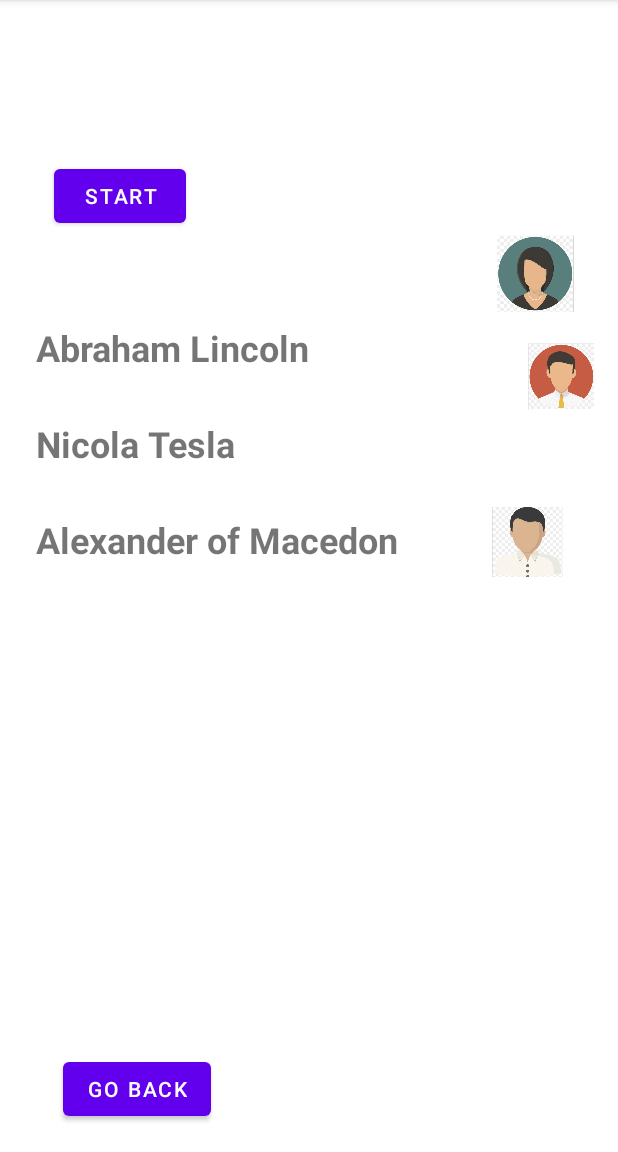
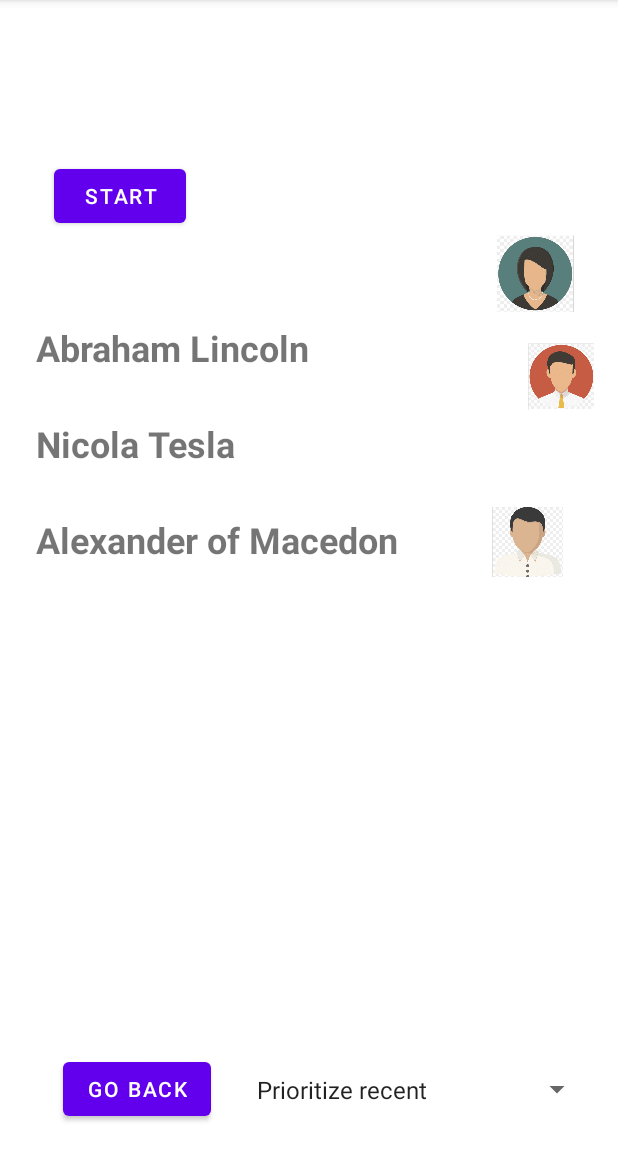
Before and after one commit to CSE-110-Winter-2022/birds-of-a-feather-team-12, an Android app: the ClassmateActivity screen opened directly, with no data from a screen before it, on a phone screen of 412 x 824 dp, the part 84-1236 px from its top. Run offline under Robolectric (Android 15) with nearby library versions, the phone set to English and light mode, and no system bars; our stand-ins replace Room's generated code; libraries missing offline, so code that uses them is left out: com.google.android.gms; 3 statements that could not run were skipped.

Commit message:
Implemented last sorting method and spinner that picks how to sort

```diff
--- a/app/src/main/java/com/example/team12bof/ClassmateActivity.java
+++ b/app/src/main/java/com/example/team12bof/ClassmateActivity.java
@@ -24,14 +24,17 @@ import java.util.ArrayList;
 import java.util.HashSet;
 import java.util.List;
 
+import android.widget.AdapterView;
+import android.widget.ArrayAdapter;
 import android.widget.Button;
+import android.widget.Spinner;
 import android.widget.TextView;
 
 
 import com.google.android.gms.nearby.Nearby;
 
 
-public class ClassmateActivity extends AppCompatActivity {
+public class ClassmateActivity extends AppCompatActivity implements AdapterView.OnItemSelectedListener {
 
     private AppDatabase db;
 
@@ -44,6 +47,9 @@ public class ClassmateActivity extends AppCompatActivity {
     private FakedMessageListener realListener;
     private static final String TAG = "team12bof";
     private HashSet<String> alreadySeen;
+    private Spinner filter;
+    private ArrayAdapter<CharSequence> adapter_filter;
+
 
 
 
@@ -55,6 +61,11 @@ public class ClassmateActivity extends AppCompatActivity {
 
         Intent intent = getIntent();
         ArrayList<String> nearbyMessages = intent.getStringArrayListExtra("messages");
+        filter = findViewById(R.id.filterSpin);
+        adapter_filter = ArrayAdapter.createFromResource(this, R.array.filters, android.R.layout.simple_spinner_item);
+        adapter_filter.setDropDownViewResource(android.R.layout.simple_spinner_dropdown_item);
+        filter.setAdapter(adapter_filter);
+        filter.setOnItemSelectedListener(this);
 
         SharedPreferences preferences = getSharedPreferences("BOF", MODE_PRIVATE);
         boolean startmode = preferences.getBoolean("startmode", false);
@@ -70,6 +81,7 @@ public class ClassmateActivity extends AppCompatActivity {
 
         classmateLayoutManager = new LinearLayoutManager(this);
         classmateRecyclerView.setLayoutManager(classmateLayoutManager);
+
 
 
 
@@ -137,6 +149,37 @@ public class ClassmateActivity extends AppCompatActivity {
         super.onStop();
         Log.d("oStop", "Stop");
         Nearby.getMessagesClient(this).unsubscribe(myMessageListener);
+    }
+
+    @Override
+    public void onItemSelected(AdapterView<?> adapterView, View view, int i, long l) {
+        Sorter sorter;
+        String selectedItem =  adapterView.getItemAtPosition(i).toString();
+        if(selectedItem.equals( "Prioritize recent")){
+            sorter = new SortRecent();
+            List<Student> classmates = sorter.sort(db,AddClassActivity.user_courses,"Winter","2022");
+            classmateViewAdapter = new ClassmateViewAdapter(classmates);
+            classmateRecyclerView.setAdapter(classmateViewAdapter);
+
+        }
+        if(selectedItem.equals( "Prioritize small classes")){
+            sorter = new SortSmall();
+            List<Student> classmates = sorter.sort(db,AddClassActivity.user_courses,"Winter","2022");
+            classmateViewAdapter = new ClassmateViewAdapter(classmates);
+            classmateRecyclerView.setAdapter(classmateViewAdapter);
+        }
+        if(selectedItem.equals( "This quarter only")){
+            sorter = new SortQuarterOnly();
+            List<Student> classmates = sorter.sort(db,AddClassActivity.user_courses,"Winter","2022");
+            classmateViewAdapter = new ClassmateViewAdapter(classmates);
+            classmateRecyclerView.setAdapter(classmateViewAdapter);
+
+        }
+    }
+
+    @Override
+    public void onNothingSelected(AdapterView<?> adapterView) {
+
     }
 
     public class MockedMessageListener extends MessageListener {
--- /dev/null
+++ b/app/src/main/java/com/example/team12bof/SortRecent.java
@@ -0,0 +1,112 @@
+package com.example.team12bof;
+
+import com.example.team12bof.db.AppDatabase;
+import com.example.team12bof.db.Course;
+import com.example.team12bof.db.Student;
+
+import java.util.ArrayList;
+import java.util.Collections;
+import java.util.Comparator;
+import java.util.LinkedList;
+import java.util.List;
+
+public class SortRecent implements Sorter {
+    @Override
+    public List<Student> sort(AppDatabase db, List<Course> userCourses, String qtr, String year) {
+        List<Course> currStudentCourses;
+        List<double[]> pairs = new ArrayList<>();
+        double score =0;
+        List<Student> prioSmall = new ArrayList<>();
+        List<Student> students = db.studentDao().getAll();
+
+        for(int i = 0; i< students.size(); i++){
+            score =0;
+            Student currStudent = students.get(i);
+            currStudentCourses = db.coursesDao().getForStudent(currStudent.getStudentId());
+            for(int j = 0; j< currStudentCourses.size();j++){
+                for(int k =0; k< userCourses.size();k++){
+                    if(currStudentCourses.get(j).getText().equals(userCourses.get(k).getText())){
+                        score += findScore(currStudentCourses.get(j).getQuarter(),currStudentCourses.get(j).getYear(),qtr,year);
+                    }
+                }
+            }
+
+            pairs.add(new double[]{score, (double) currStudent.getStudentId()});
+
+
+        }
+        pairs = sortPairs(pairs);
+        for(int i=0; i<pairs.size();i++){
+            prioSmall.add(db.studentDao().get((int)pairs.get(i)[1]));
+        }
+
+
+
+
+        return prioSmall;
+    }
+    public double findScore(String studentQtr, String studentYear,String currQtr, String currYear){
+        int numStudentYear=Integer.parseInt(studentYear);
+        int numCurrYear=Integer.parseInt(currYear);
+        int index = 0;
+        if(studentQtr == "Summer Session I" || studentQtr == "Summer Session II" ||studentQtr == "Special Summer Session" ){
+            studentQtr="Summer";
+        }
+        if(currQtr == "Summer Session I" || currQtr == "Summer Session II" ||currQtr == "Special Summer Session" ){
+            currQtr="Summer";
+            index = 1;
+        }
+        if(currQtr == "Fall" ){
+            index = 0;
+        }
+        if(currQtr == "Spring" ){
+            index = 2;
+        }
+        if(currQtr == "Winter" ){
+            index = 3;
+        }
+
+
+        if(numStudentYear == numCurrYear && studentQtr.equals(currQtr)) {
+            return 5;
+        }
+        if(numStudentYear <= numCurrYear-2) {
+            return 1;
+        }
+
+        List<String> l = new ArrayList<String>();
+        l.add("Fall");
+        l.add("Summer");
+        l.add("Spring");
+        l.add("Winter");
+        int currIdx = 0;
+        int score = 5;
+        String prevQtr = "";
+        for (int i=index;i<l.size()+index+2;i++) {
+            currIdx = l.size()%i;
+            if(i > index + 2){
+                score -= 1;
+            }
+            if(prevQtr=="Winter"){
+                numCurrYear -= 1;
+            }
+            if(studentQtr.equals(l.get(currIdx))&&numCurrYear == numStudentYear){
+                return score;
+            }
+            prevQtr = l.get(currIdx);
+
+
+        }
+        return score;
+
+
+
+    }
+
+    public List<double[]> sortPairs(List<double[]> scores) {
+        Comparator<double[]> sortByScore= (d1, d2) -> Double.compare(d2[0],d1[0]);
+        Collections.sort(scores,sortByScore);
+        return scores;
+    }
+
+}
--- a/app/src/main/java/com/example/team12bof/SortSmall.java
+++ b/app/src/main/java/com/example/team12bof/SortSmall.java
@@ -70,7 +70,7 @@ public class SortSmall implements Sorter{
     }
 
     public List<double[]> sortPairs(List<double[]> scores) {
-        Comparator<double[]> sortByScore= (d1,d2) -> Double.compare(d2[0],d1[0]);
+        Comparator<double[]> sortByScore= (d1,d2) -> Double.compare(d1[0],d2[0]);
         Collections.sort(scores,sortByScore);
         return scores;
     }
--- a/app/src/main/java/com/example/team12bof/db/AppDatabase.java
+++ b/app/src/main/java/com/example/team12bof/db/AppDatabase.java
@@ -23,7 +23,7 @@ public abstract class AppDatabase extends RoomDatabase {
      */
     public static AppDatabase singleton(Context context) {
         if (singletonInstance ==null) {
-            singletonInstance = Room.databaseBuilder(context, AppDatabase.class, "studentss.db")
+            singletonInstance = Room.databaseBuilder(context, AppDatabase.class, "students.db")
                     .createFromAsset("starter-students.db")
                     .allowMainThreadQueries()
                     .build();
--- a/app/src/main/res/layout/activity_classmate.xml
+++ b/app/src/main/res/layout/activity_classmate.xml
@@ -76,4 +76,15 @@
         app:layout_constraintEnd_toEndOf="parent"
         app:layout_constraintStart_toStartOf="parent"
         app:layout_constraintTop_toBottomOf="@+id/classmates_view" />
+
+    <Spinner
+        android:id="@+id/filterSpin"
+        android:layout_width="232dp"
+        android:layout_height="31dp"
+        app:layout_constraintBottom_toBottomOf="parent"
+        app:layout_constraintEnd_toEndOf="parent"
+        app:layout_constraintHorizontal_bias="0.578"
+        app:layout_constraintStart_toEndOf="@+id/button2"
+        app:layout_constraintTop_toBottomOf="@+id/classmates_view"
+        app:layout_constraintVertical_bias="0.648" />
 </androidx.constraintlayout.widget.ConstraintLayout>
--- a/app/src/main/res/values/strings.xml
+++ b/app/src/main/res/values/strings.xml
@@ -29,6 +29,12 @@
         <item>Huge(250-400)</item>
         <item>Gigantic (400+)</item>
     </string-array>
+    <string-array name="filters">
+        <item>Prioritize recent</item>
+        <item>Prioritize small classes</item>
+        <item>This quarter only</item>
+
+    </string-array>
     <string name="title_activity_mocked_message">MockedMessageActivity</string>
     <!-- Strings used for fragments for navigation -->
     <string name="first_fragment_label">First Fragment</string>
```
Also changed, not shown: app/src/main/assets/starter-students.db.
